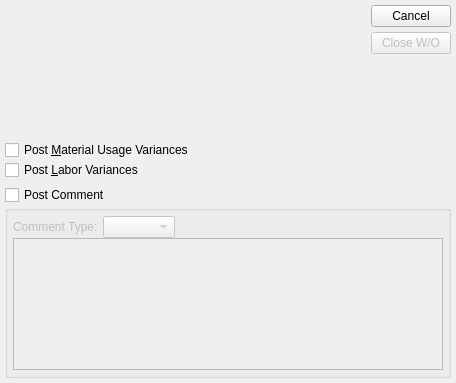
Before: the Qt Designer form guiclient/closeWo.ui in Pegasus-RPG/xtuple-client, drawn with Qt 5.
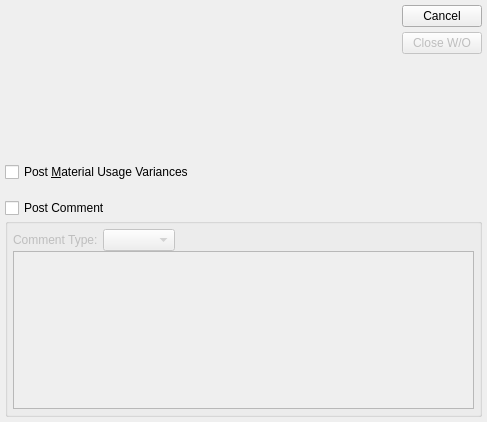
After: the same form once the commit is applied. Custom widgets are drawn as their Qt base class.

What changed in the file:
```diff
--- a/guiclient/closeWo.ui
+++ b/guiclient/closeWo.ui
@@ -8,47 +8,25 @@
 is available at www.xtuple.com/CPAL.  By using this software, you agree
 to be bound by its terms.</comment>
  <class>closeWo</class>
- <widget class="QDialog" name="closeWo" >
-  <property name="geometry" >
+ <widget class="QDialog" name="closeWo">
+  <property name="geometry">
    <rect>
     <x>0</x>
     <y>0</y>
-    <width>456</width>
-    <height>383</height>
+    <width>487</width>
+    <height>422</height>
    </rect>
   </property>
   <property name="windowTitle" >
    <string>Close Work Order</string>
   </property>
-  <layout class="QVBoxLayout" >
-   <property name="margin" >
-    <number>5</number>
-   </property>
-   <property name="spacing" >
-    <number>5</number>
-   </property>
+  <layout class="QGridLayout" name="gridLayout">
+   <item row="0" column="0">
+    <layout class="QVBoxLayout" name="verticalLayout">
    <item>
-    <layout class="QHBoxLayout" >
-     <property name="margin" >
-      <number>0</number>
-     </property>
-     <property name="spacing" >
-      <number>7</number>
-     </property>
-     <item>
-      <layout class="QVBoxLayout" >
-       <property name="margin" >
-        <number>0</number>
-       </property>
-       <property name="spacing" >
-        <number>5</number>
-       </property>
-       <item>
-        <widget class="WoCluster" name="_wo" >
-         <property name="sizePolicy" >
-          <sizepolicy>
-           <hsizetype>0</hsizetype>
-           <vsizetype>0</vsizetype>
+      <widget class="WoCluster" name="_wo">
+       <property name="sizePolicy">
+        <sizepolicy hsizetype="Fixed" vsizetype="Fixed">
            <horstretch>0</horstretch>
            <verstretch>0</verstretch>
           </sizepolicy>
@@ -62,27 +40,9 @@
         </widget>
        </item>
        <item>
-        <layout class="QVBoxLayout" >
-         <property name="margin" >
-          <number>0</number>
-         </property>
-         <property name="spacing" >
-          <number>0</number>
-         </property>
-         <item>
-          <layout class="QHBoxLayout" >
-           <property name="margin" >
-            <number>0</number>
-           </property>
-           <property name="spacing" >
-            <number>0</number>
-           </property>
-           <item>
-            <widget class="QCheckBox" name="_postMaterialVariance" >
-             <property name="sizePolicy" >
-              <sizepolicy>
-               <hsizetype>1</hsizetype>
-               <vsizetype>0</vsizetype>
+      <widget class="QCheckBox" name="_postMaterialVariance">
+       <property name="sizePolicy">
+        <sizepolicy hsizetype="Minimum" vsizetype="Fixed">
                <horstretch>0</horstretch>
                <verstretch>0</verstretch>
               </sizepolicy>
@@ -92,111 +52,36 @@
              </property>
             </widget>
            </item>
-           <item>
-            <spacer>
-             <property name="orientation" >
-              <enum>Qt::Horizontal</enum>
-             </property>
-             <property name="sizeType" >
-              <enum>QSizePolicy::Expanding</enum>
-             </property>
-             <property name="sizeHint" >
-              <size>
-               <width>20</width>
-               <height>20</height>
-              </size>
-             </property>
-            </spacer>
-           </item>
-          </layout>
-         </item>
-         <item>
-          <layout class="QHBoxLayout" >
-           <property name="margin" >
-            <number>0</number>
-           </property>
-           <property name="spacing" >
-            <number>0</number>
-           </property>
-           <item>
-            <widget class="QCheckBox" name="_postLaborVariance" >
-             <property name="sizePolicy" >
-              <sizepolicy>
-               <hsizetype>1</hsizetype>
-               <vsizetype>0</vsizetype>
-               <horstretch>0</horstretch>
-               <verstretch>0</verstretch>
-              </sizepolicy>
-             </property>
-             <property name="text" >
-              <string>Post &amp;Labor Variances</string>
-             </property>
-            </widget>
-           </item>
-           <item>
+    </layout>
+   </item>
+   <item row="0" column="1">
             <spacer>
-             <property name="orientation" >
+     <property name="orientation">
               <enum>Qt::Horizontal</enum>
              </property>
-             <property name="sizeType" >
+     <property name="sizeType">
               <enum>QSizePolicy::Expanding</enum>
              </property>
-             <property name="sizeHint" >
+     <property name="sizeHint" stdset="0">
               <size>
-               <width>20</width>
-               <height>20</height>
+       <width>7</width>
+       <height>188</height>
               </size>
              </property>
             </spacer>
            </item>
-          </layout>
-         </item>
-        </layout>
-       </item>
-      </layout>
-     </item>
+   <item row="0" column="2">
+    <layout class="QVBoxLayout">
      <item>
-      <layout class="QHBoxLayout" >
-       <property name="margin" >
-        <number>0</number>
-       </property>
-       <property name="spacing" >
-        <number>0</number>
-       </property>
-       <item>
-        <spacer>
-         <property name="orientation" >
-          <enum>Qt::Horizontal</enum>
-         </property>
-         <property name="sizeType" >
-          <enum>QSizePolicy::Expanding</enum>
-         </property>
-         <property name="sizeHint" >
-          <size>
-           <width>20</width>
-           <height>20</height>
-          </size>
-         </property>
-        </spacer>
-       </item>
-       <item>
-        <layout class="QVBoxLayout" >
-         <property name="margin" >
-          <number>0</number>
-         </property>
-         <property name="spacing" >
-          <number>5</number>
-         </property>
-         <item>
-          <widget class="QPushButton" name="_close" >
-           <property name="text" >
+      <widget class="QPushButton" name="_close">
+       <property name="text">
             <string>Cancel</string>
            </property>
           </widget>
          </item>
          <item>
-          <widget class="QPushButton" name="_closeWo" >
-           <property name="enabled" >
+      <widget class="QPushButton" name="_closeWo">
+       <property name="enabled">
             <bool>false</bool>
            </property>
            <property name="text" >
@@ -209,10 +94,10 @@
          </item>
          <item>
           <spacer>
-           <property name="orientation" >
+       <property name="orientation">
             <enum>Qt::Vertical</enum>
            </property>
-           <property name="sizeHint" >
+       <property name="sizeHint" stdset="0">
             <size>
              <width>20</width>
              <height>0</height>
@@ -222,42 +107,32 @@
          </item>
         </layout>
        </item>
-      </layout>
-     </item>
-    </layout>
-   </item>
-   <item>
-    <layout class="QVBoxLayout" >
-     <property name="margin" >
+   <item row="1" column="0" colspan="3">
+    <layout class="QVBoxLayout">
+     <property name="spacing">
       <number>0</number>
      </property>
-     <property name="spacing" >
-      <number>0</number>
-     </property>
      <item>
-      <layout class="QHBoxLayout" >
-       <property name="margin" >
+      <layout class="QHBoxLayout">
+       <property name="spacing">
         <number>0</number>
        </property>
-       <property name="spacing" >
-        <number>0</number>
-       </property>
        <item>
-        <widget class="XCheckBox" name="_postComment" >
-         <property name="text" >
+        <widget class="XCheckBox" name="_postComment">
+         <property name="text">
           <string>Post Comment</string>
          </property>
         </widget>
        </item>
        <item>
         <spacer>
-         <property name="orientation" >
+         <property name="orientation">
           <enum>Qt::Horizontal</enum>
          </property>
-         <property name="sizeType" >
+         <property name="sizeType">
           <enum>QSizePolicy::Expanding</enum>
          </property>
-         <property name="sizeHint" >
+         <property name="sizeHint" stdset="0">
           <size>
            <width>46</width>
            <height>10</height>
@@ -268,14 +143,12 @@
       </layout>
      </item>
      <item>
-      <widget class="QGroupBox" name="_commentGroup" >
-       <property name="enabled" >
+      <widget class="QGroupBox" name="_commentGroup">
+       <property name="enabled">
         <bool>false</bool>
        </property>
-       <property name="sizePolicy" >
-        <sizepolicy>
-         <hsizetype>5</hsizetype>
-         <vsizetype>7</vsizetype>
+       <property name="sizePolicy">
+        <sizepolicy hsizetype="Preferred" vsizetype="Expanding">
          <horstretch>0</horstretch>
          <verstretch>0</verstretch>
         </sizepolicy>
@@ -283,50 +156,44 @@
        <property name="title" >
         <string/>
        </property>
-       <layout class="QVBoxLayout" >
-        <property name="margin" >
-         <number>5</number>
-        </property>
-        <property name="spacing" >
+       <layout class="QVBoxLayout">
+        <property name="spacing">
          <number>0</number>
         </property>
-        <item>
-         <layout class="QHBoxLayout" >
-          <property name="margin" >
-           <number>0</number>
-          </property>
-          <property name="spacing" >
-           <number>0</number>
-          </property>
+        <property name="margin">
+         <number>5</number>
+        </property>
           <item>
-           <layout class="QHBoxLayout" >
-            <property name="margin" >
+         <layout class="QHBoxLayout">
+          <property name="spacing">
              <number>0</number>
             </property>
-            <property name="spacing" >
+          <item>
+           <layout class="QHBoxLayout">
+            <property name="spacing">
              <number>5</number>
             </property>
             <item>
-             <widget class="QLabel" name="_cmnttypeLit" >
-              <property name="text" >
+             <widget class="QLabel" name="_cmnttypeLit">
+              <property name="text">
                <string>Comment Type:</string>
               </property>
              </widget>
             </item>
             <item>
-             <widget class="XComboBox" name="_cmnttype" />
+             <widget class="XComboBox" name="_cmnttype"/>
             </item>
            </layout>
           </item>
           <item>
            <spacer>
-            <property name="orientation" >
+            <property name="orientation">
              <enum>Qt::Horizontal</enum>
             </property>
-            <property name="sizeType" >
+            <property name="sizeType">
              <enum>QSizePolicy::Expanding</enum>
             </property>
-            <property name="sizeHint" >
+            <property name="sizeHint" stdset="0">
              <size>
               <width>51</width>
               <height>10</height>
@@ -337,7 +204,7 @@
          </layout>
         </item>
         <item>
-         <widget class="QTextEdit" name="_comment" />
+         <widget class="QTextEdit" name="_comment"/>
         </item>
        </layout>
       </widget>
@@ -346,9 +213,14 @@
    </item>
   </layout>
  </widget>
- <layoutdefault spacing="5" margin="5" />
+ <layoutdefault spacing="5" margin="5"/>
  <pixmapfunction>qPixmapFromMimeSource</pixmapfunction>
  <customwidgets>
+  <customwidget>
+   <class>WoCluster</class>
+   <extends>QWidget</extends>
+   <header>wocluster.h</header>
+  </customwidget>
   <customwidget>
    <class>XCheckBox</class>
    <extends>QCheckBox</extends>
@@ -359,11 +231,6 @@
    <extends>QComboBox</extends>
    <header>xcombobox.h</header>
   </customwidget>
-  <customwidget>
-   <class>WoCluster</class>
-   <extends>QWidget</extends>
-   <header>wocluster.h</header>
-  </customwidget>
  </customwidgets>
  <tabstops>
   <tabstop>_wo</tabstop>
```
Left out of the diff: 30 changed lines with no effect on the pictures. Lines whose indentation alone changed are shown as unchanged.
